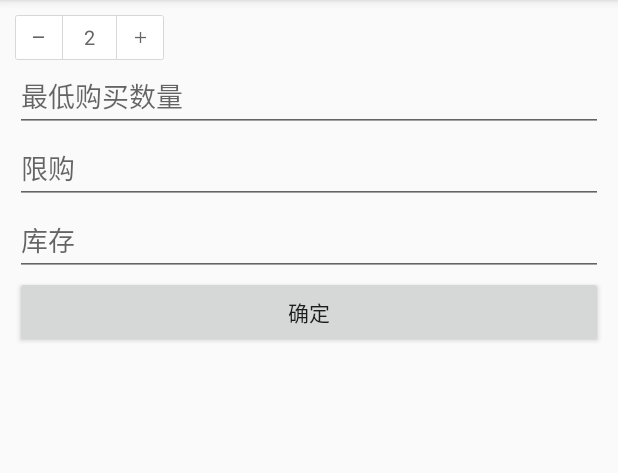
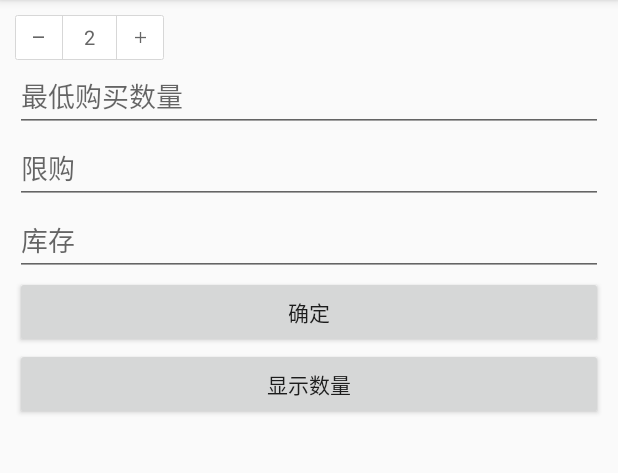
Before and after one commit to nesror/NumChooseView, an Android app: the screen it shows after launch (MainActivity), after a tap on an icon or button, on a phone screen of 412 x 824 dp, the part 84-557 px from its top. Run offline under Robolectric (Android 15) with nearby library versions, the phone set to English and light mode, and no system bars.

Commit message:
modify:解决不输入库存，限购无效的BUG，更新demo

```diff
--- a/app/src/main/java/cn/yzapp/numchooseview/MainActivity.java
+++ b/app/src/main/java/cn/yzapp/numchooseview/MainActivity.java
@@ -4,9 +4,11 @@ import android.os.Bundle;
 import android.support.v7.app.AppCompatActivity;
 import android.text.TextUtils;
 import android.view.View;
+import android.widget.Button;
 import android.widget.EditText;
 
 import cn.yzapp.numchooseviewlib.NumChooseView;
+
 
 public class MainActivity extends AppCompatActivity implements View.OnClickListener {
 
@@ -22,6 +24,12 @@ public class MainActivity extends AppCompatActivity implements View.OnClickListe
         numChooseView.setCanShowHint(true);
 
         findViewById(R.id.ok).setOnClickListener(this);
+        findViewById(R.id.show_num).setOnClickListener(new View.OnClickListener() {
+            @Override
+            public void onClick(View view) {
+                ((Button) view).setText("数量" + numChooseView.getBuyNum());
+            }
+        });
 
     }
 
--- a/app/src/main/res/layout/activity_main.xml
+++ b/app/src/main/res/layout/activity_main.xml
@@ -44,6 +44,12 @@
             android:layout_width="match_parent"
             android:layout_height="wrap_content"
             android:text="确定" />
+
+        <Button
+            android:id="@+id/show_num"
+            android:layout_width="match_parent"
+            android:layout_height="wrap_content"
+            android:text="显示数量" />
     </LinearLayout>
 
 
--- a/numchooseviewlib/build.gradle
+++ b/numchooseviewlib/build.gradle
@@ -1,6 +1,8 @@
 apply plugin: 'com.android.library'
 apply plugin: 'com.github.dcendents.android-maven'
 apply plugin: 'com.jfrog.bintray'
+
+version = "0.9.8"
 
 android {
     compileSdkVersion 23
@@ -11,7 +13,7 @@ android {
         minSdkVersion 15
         targetSdkVersion 23
         versionCode 1
-        versionName "0.9.7"
+        versionName version
     }
     buildTypes {
         release {
@@ -29,7 +31,7 @@ dependencies {
 
 def siteUrl = 'https://github.com/nesror/NumChooseView' // 项目的主页
 def gitUrl = 'https://github.com/nesror/NumChooseView.git' // Git仓库的url
-group = "cn.yzapp.cardedittextview" // Maven Group ID for the artifact，一般填你唯一的包名
+group = "cn.yzapp.numchooseview" // Maven Group ID for the artifact，一般填你唯一的包名
 install {
     repositories.mavenInstaller {
         // This generates POM.xml with proper parameters
--- a/numchooseviewlib/src/main/java/cn/yzapp/numchooseviewlib/NumChooseView.java
+++ b/numchooseviewlib/src/main/java/cn/yzapp/numchooseviewlib/NumChooseView.java
@@ -5,7 +5,9 @@ import android.annotation.TargetApi;
 import android.content.Context;
 import android.graphics.Color;
 import android.os.Build;
+import android.text.Editable;
 import android.text.TextUtils;
+import android.text.TextWatcher;
 import android.util.AttributeSet;
 import android.view.View;
 import android.view.ViewTreeObserver;
@@ -29,7 +31,7 @@ public class NumChooseView extends LinearLayout implements View.OnClickListener
     private ImageView numAdd;
     private EditText tvNum;
     private ImageView numLes;
-    private static boolean showToast;
+    private boolean showToast;
 
     public NumChooseView(Context context) {
         super(context);
@@ -58,8 +60,60 @@ public class NumChooseView extends LinearLayout implements View.OnClickListener
         tvNum = (EditText) numView.findViewById(R.id.tv_num);
         numLes = (ImageView) numView.findViewById(R.id.num_les);
         numAdd = (ImageView) numView.findViewById(R.id.num_add);
+        tvNum.addTextChangedListener(new TextWatcher() {
+            @Override
+            public void beforeTextChanged(CharSequence charSequence, int i, int i1, int i2) {
 
-        tvNum.addTextChangedListener(new NumTextWatcher(getContext(), mNumBean, mGoodNum, tvNum, numLes, numAdd));
+            }
+
+            @Override
+            public void onTextChanged(CharSequence charSequence, int i, int i1, int i2) {
+
+            }
+
+            @Override
+            public void afterTextChanged(Editable editable) {
+                //删除数量－置灰
+                if (editable.length() < 1) {
+                    numLes.setBackgroundResource(R.color.bg_gray);
+                    mGoodNum = -1;
+                    tvNum.setSelection(tvNum.length());
+                    return;
+                }
+
+                if (mNumBean != null) {
+                    if (mNumBean.getLimitNum() != -1 && Long.parseLong(editable.toString()) > mNumBean.getLimitNum()) {
+                        numAdd.setBackgroundResource(R.color.bg_gray);
+                        tvNum.setText(mNumBean.getLimitNum() + "");
+                        showToast(getContext(), "不能超过限购数量！");
+                        tvNum.setSelection(tvNum.length());
+                        mGoodNum = mNumBean.getLimitNum();
+                        return;
+                    }
+
+                    if (mNumBean.getShowStorage() != -1 && Long.parseLong(editable.toString()) > mNumBean.getShowStorage()) {
+                        numAdd.setBackgroundResource(R.color.bg_gray);
+                        tvNum.setText(mNumBean.getShowStorage() + "");
+                        showToast(getContext(), "不能超过库存数量！");
+                        tvNum.setSelection(tvNum.length());
+                        mGoodNum = mNumBean.getShowStorage();
+                        return;
+                    }
+                }
+                mGoodNum = Long.parseLong(editable.toString());
+                if (mGoodNum <= 1 || (mNumBean.getLeastBuyNum() != -1 && mGoodNum <= mNumBean.getLeastBuyNum())) {
+                    numLes.setBackgroundResource(R.color.bg_gray);
+                } else {
+                    numLes.setBackgroundColor(Color.TRANSPARENT);
+                }
+
+                if ((mNumBean.getLimitNum() != -1 && mGoodNum >= mNumBean.getLimitNum()) || (mNumBean.getShowStorage() != -1 && mGoodNum >= mNumBean.getShowStorage())) {
+                    numAdd.setBackgroundResource(R.color.bg_gray);
+                } else {
+                    numAdd.setBackgroundColor(Color.TRANSPARENT);
+                }
+            }
+        });
         numLes.setOnClickListener(this);
         numAdd.setOnClickListener(this);
 
@@ -168,14 +222,13 @@ public class NumChooseView extends LinearLayout implements View.OnClickListener
 
     /**
      * 设置是否显示提示
-     *
      */
     public void setCanShowHint(boolean showToast) {
-        NumChooseView.showToast = showToast;
+        this.showToast = showToast;
     }
 
 
-    public static void showToast(Context ct, String s) {
+    public void showToast(Context ct, String s) {
         if (showToast) {
             Toast.makeText(ct, s, Toast.LENGTH_SHORT).show();
         }
--- a/numchooseviewlib/src/main/java/cn/yzapp/numchooseviewlib/NumTextWatcher.java
+++ /dev/null
@@ -1,93 +0,0 @@
-package cn.yzapp.numchooseviewlib;
-
-import android.annotation.SuppressLint;
-import android.content.Context;
-import android.graphics.Color;
-import android.text.Editable;
-import android.text.TextWatcher;
-import android.widget.EditText;
-import android.widget.ImageView;
-import android.widget.Toast;
-
-import cn.yzapp.numchooseviewlib.model.NumBean;
-
-/**
- * @author: nestor
- * time: 1/22 022-13:58.
- * email: nestor@yzapp.cn
- * desc:
- */
-public class NumTextWatcher implements TextWatcher {
-    private final EditText tvNum;
-    private final ImageView numLes;
-    private final ImageView numAdd;
-    private final Context mContext;
-    private NumBean mNumBean;
-    private long mGoodNum;
-
-    public NumTextWatcher(Context context, NumBean numBean, long goodNum, EditText tvNum, ImageView numLes, ImageView numAdd) {
-        this.mContext = context;
-        this.mNumBean = numBean;
-        this.mGoodNum = goodNum;
-        this.tvNum = tvNum;
-        this.numLes = numLes;
-        this.numAdd = numAdd;
-    }
-
-    @Override
-    public void beforeTextChanged(CharSequence charSequence, int i, int i1, int i2) {
-
-    }
-
-    @Override
-    public void onTextChanged(CharSequence charSequence, int i, int i1, int i2) {
-
-    }
-
-    @SuppressLint("SetTextI18n")
-    @Override
-    public void afterTextChanged(Editable s) {
-        if (mNumBean.getShowStorage() < mNumBean.getLeastBuyNum() || mNumBean.getLimitNum() < mNumBean.getLeastBuyNum()) {
-            return;
-        }
-        //删除数量－置灰
-        if (s.length() < 1) {
-            numLes.setBackgroundResource(R.color.bg_gray);
-            mGoodNum = -1;
-            tvNum.setSelection(tvNum.length());
-            return;
-        }
-
-        if (mNumBean != null) {
-            if (mNumBean.getLimitNum() != -1 && Long.parseLong(s.toString()) > mNumBean.getLimitNum()) {
-                numAdd.setBackgroundResource(R.color.bg_gray);
-                tvNum.setText(mNumBean.getLimitNum() + "");
-                NumChooseView.showToast(mContext, "不能超过限购数量！");
-                tvNum.setSelection(tvNum.length());
-                mGoodNum = mNumBean.getLimitNum();
-                return;
-            }
-
-            if (mNumBean.getShowStorage() != -1 && Long.parseLong(s.toString()) > mNumBean.getShowStorage()) {
-                numAdd.setBackgroundResource(R.color.bg_gray);
-                tvNum.setText(mNumBean.getShowStorage() + "");
-                NumChooseView.showToast(mContext, "不能超过库存数量！");
-                tvNum.setSelection(tvNum.length());
-                mGoodNum = mNumBean.getShowStorage();
-                return;
-            }
-        }
-        mGoodNum = Long.parseLong(s.toString());
-        if (mGoodNum <= 1 || (mNumBean.getLeastBuyNum() != -1 && mGoodNum <= mNumBean.getLeastBuyNum())) {
-            numLes.setBackgroundResource(R.color.bg_gray);
-        } else {
-            numLes.setBackgroundColor(Color.TRANSPARENT);
-        }
-
-        if ((mNumBean.getLimitNum() != -1 && mGoodNum >= mNumBean.getLimitNum()) || (mNumBean.getShowStorage() != -1 && mGoodNum >= mNumBean.getShowStorage())) {
-            numAdd.setBackgroundResource(R.color.bg_gray);
-        } else {
-            numAdd.setBackgroundColor(Color.TRANSPARENT);
-        }
-    }
-}
```
Also changed, not shown: 3 other files.
